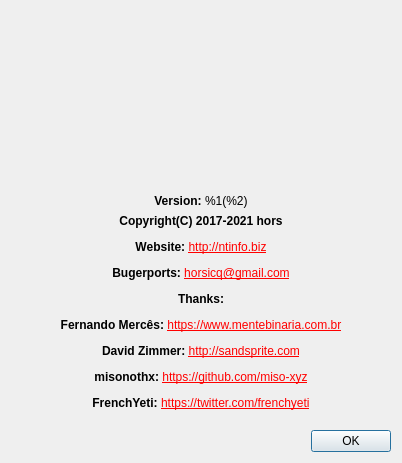
The window that gui_source/dialogabout.ui (horsicq/Nauz-File-Detector) describes before a commit, drawn with Qt 5.
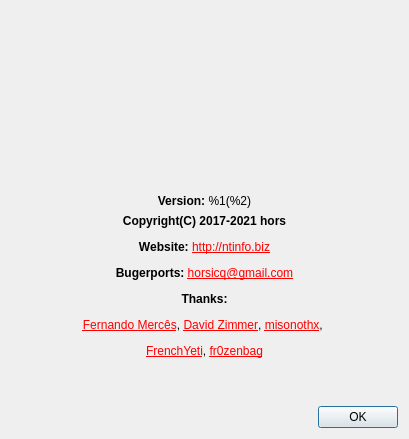
The same window after the commit. Icons and pictures are not drawn.

```diff
--- a/gui_source/dialogabout.ui
+++ b/gui_source/dialogabout.ui
@@ -9,8 +9,8 @@
    <rect>
     <x>0</x>
     <y>0</y>
-    <width>402</width>
-    <height>463</height>
+    <width>409</width>
+    <height>439</height>
    </rect>
   </property>
   <property name="windowTitle">
@@ -94,7 +94,7 @@
    <item>
     <widget class="QLabel" name="labelInfo">
      <property name="text">
-      <string>&lt;html&gt;&lt;head/&gt;&lt;body&gt;&lt;p align=&quot;center&quot;&gt;&lt;span style=&quot; font-weight:600;&quot;&gt;Copyright(C) 2017-2021 hors&lt;/span&gt;&lt;/p&gt;&lt;p align=&quot;center&quot;&gt;&lt;span style=&quot; font-weight:600;&quot;&gt;Website: &lt;/span&gt;&lt;a href=&quot;http://ntinfo.biz&quot;&gt;&lt;span style=&quot; text-decoration: underline; color:#ff0000;&quot;&gt;http://ntinfo.biz&lt;/span&gt;&lt;/a&gt;&lt;/p&gt;&lt;p align=&quot;center&quot;&gt;&lt;span style=&quot; font-weight:600;&quot;&gt;Bugerports: &lt;/span&gt;&lt;a href=&quot;mailto:horsicq@gmail.com&quot;&gt;&lt;span style=&quot; text-decoration: underline; color:#ff0000;&quot;&gt;horsicq@gmail.com&lt;/span&gt;&lt;/a&gt;&lt;/p&gt;&lt;p align=&quot;center&quot;&gt;&lt;span style=&quot; font-weight:600;&quot;&gt;Thanks:&lt;/span&gt;&lt;/p&gt;&lt;p align=&quot;center&quot;&gt;&lt;span style=&quot; font-weight:600;&quot;&gt;Fernando Mercês: &lt;/span&gt;&lt;a href=&quot;https://www.mentebinaria.com.br/&quot;&gt;&lt;span style=&quot; text-decoration: underline; color:#ff0000;&quot;&gt;https://www.mentebinaria.com.br&lt;/span&gt;&lt;/a&gt;&lt;/p&gt;&lt;p align=&quot;center&quot;&gt;&lt;span style=&quot; font-weight:600;&quot;&gt;David Zimmer: &lt;/span&gt;&lt;a href=&quot;http://sandsprite.com/&quot;&gt;&lt;span style=&quot; text-decoration: underline; color:#ff0000;&quot;&gt;http://sandsprite.com&lt;/span&gt;&lt;/a&gt;&lt;/p&gt;&lt;p align=&quot;center&quot;&gt;&lt;span style=&quot; font-weight:600;&quot;&gt;misonothx: &lt;/span&gt;&lt;a href=&quot;https://github.com/miso-xyz&quot;&gt;&lt;span style=&quot; text-decoration: underline; color:#ff0000;&quot;&gt;https://github.com/miso-xyz&lt;/span&gt;&lt;/a&gt;&lt;/p&gt;&lt;p align=&quot;center&quot;&gt;&lt;span style=&quot; font-weight:600;&quot;&gt;FrenchYeti: &lt;/span&gt;&lt;a href=&quot;https://twitter.com/frenchyeti&quot;&gt;&lt;span style=&quot; text-decoration: underline; color:#ff0000;&quot;&gt;https://twitter.com/frenchyeti&lt;/span&gt;&lt;/a&gt;&lt;/p&gt;&lt;/body&gt;&lt;/html&gt;</string>
+      <string>&lt;html&gt;&lt;head/&gt;&lt;body&gt;&lt;p align=&quot;center&quot;&gt;&lt;span style=&quot; font-weight:600;&quot;&gt;Copyright(C) 2017-2021 hors&lt;/span&gt;&lt;/p&gt;&lt;p align=&quot;center&quot;&gt;&lt;span style=&quot; font-weight:600;&quot;&gt;Website: &lt;/span&gt;&lt;a href=&quot;http://ntinfo.biz&quot;&gt;&lt;span style=&quot; text-decoration: underline; color:#ff0000;&quot;&gt;http://ntinfo.biz&lt;/span&gt;&lt;/a&gt;&lt;/p&gt;&lt;p align=&quot;center&quot;&gt;&lt;span style=&quot; font-weight:600;&quot;&gt;Bugerports: &lt;/span&gt;&lt;a href=&quot;mailto:horsicq@gmail.com&quot;&gt;&lt;span style=&quot; text-decoration: underline; color:#ff0000;&quot;&gt;horsicq@gmail.com&lt;/span&gt;&lt;/a&gt;&lt;/p&gt;&lt;p align=&quot;center&quot;&gt;&lt;span style=&quot; font-weight:600;&quot;&gt;Thanks:&lt;/span&gt;&lt;/p&gt;&lt;p align=&quot;center&quot;&gt;&lt;a href=&quot;https://www.mentebinaria.com.br/&quot;&gt;&lt;span style=&quot; text-decoration: underline; color:#ff0000;&quot;&gt;Fernando Mercês&lt;/span&gt;&lt;/a&gt;, &lt;a href=&quot;http://sandsprite.com/&quot;&gt;&lt;span style=&quot; text-decoration: underline; color:#ff0000;&quot;&gt;David Zimmer&lt;/span&gt;&lt;/a&gt;, &lt;a href=&quot;https://github.com/miso-xyz&quot;&gt;&lt;span style=&quot; text-decoration: underline; color:#ff0000;&quot;&gt;misonothx&lt;/span&gt;&lt;/a&gt;, &lt;/p&gt;&lt;p align=&quot;center&quot;&gt;&lt;a href=&quot;https://twitter.com/frenchyeti&quot;&gt;&lt;span style=&quot; text-decoration: underline; color:#ff0000;&quot;&gt;FrenchYeti&lt;/span&gt;&lt;/a&gt;, &lt;a href=&quot;https://github.com/fr0zenbag&quot;&gt;&lt;span style=&quot; text-decoration: underline; color:#ff0000;&quot;&gt;fr0zenbag&lt;/span&gt;&lt;/a&gt;&lt;/p&gt;&lt;/body&gt;&lt;/html&gt;</string>
      </property>
      <property name="openExternalLinks">
       <bool>true</bool>
```
